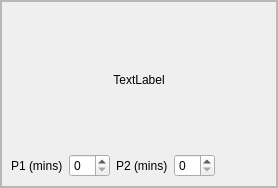
Qt form mqt/MqtLogger/tstatsdispframe.ui (Rsclub22/Minos2-Mirror) before a commit.
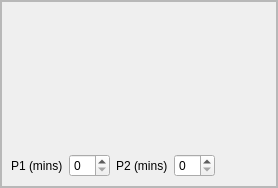
The same form after that commit.

```diff
--- a/mqt/MqtLogger/tstatsdispframe.ui
+++ b/mqt/MqtLogger/tstatsdispframe.ui
@@ -84,7 +84,7 @@
           <enum>QFrame::NoFrame</enum>
          </property>
          <property name="text">
-          <string>TextLabel</string>
+          <string/>
          </property>
          <property name="alignment">
           <set>Qt::AlignCenter</set>
```
Left out of the diff: 2 changed lines with no effect on the pictures.
